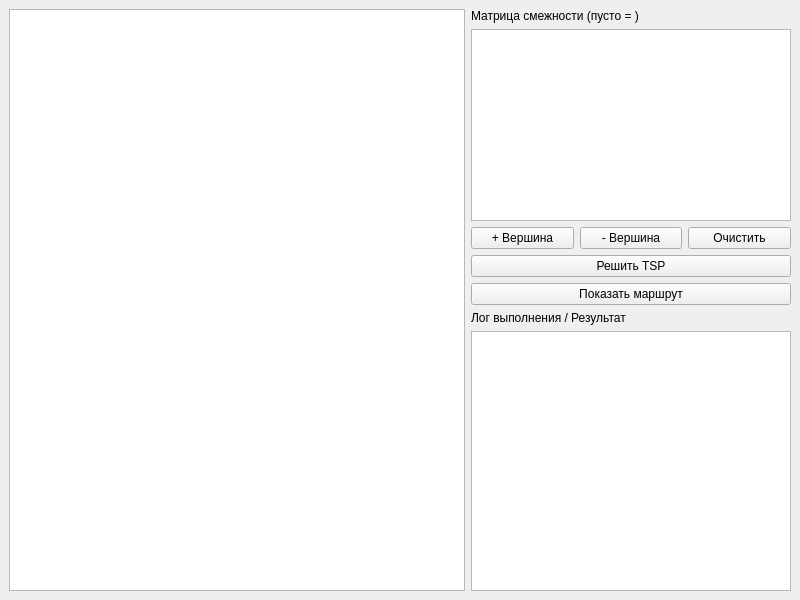
The window that TSPSolver/src/ui/mainwindow.ui (Vasilevvyacheslav/DataStructures-TSP) describes before a commit, drawn with Qt 5.
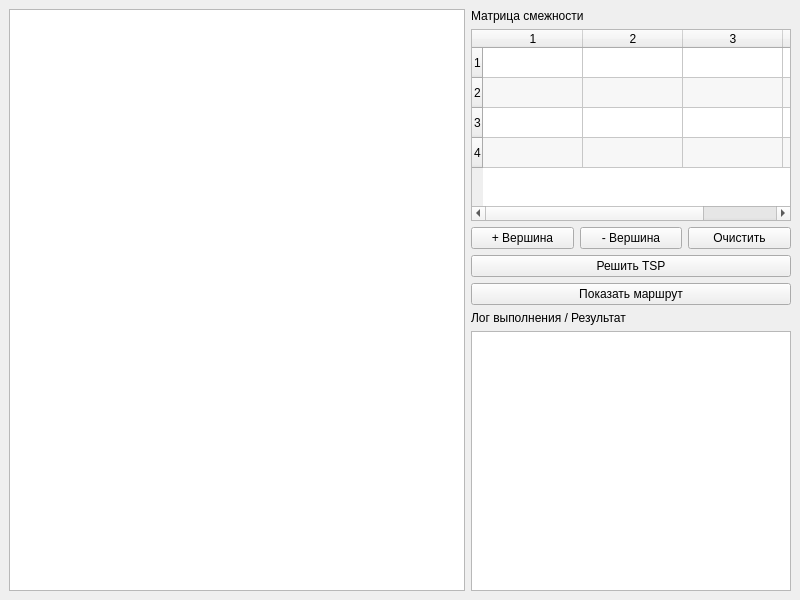
The same window after the commit.

Commit message: Небольшие изменения в интерфейсе

What changed in the file:
```diff
--- a/TSPSolver/src/ui/mainwindow.ui
+++ b/TSPSolver/src/ui/mainwindow.ui
@@ -25,7 +25,7 @@
         <item>
          <widget class="QLabel" name="label">
           <property name="text">
-           <string>Матрица смежности (пусто = )</string>
+           <string>Матрица смежности</string>
           </property>
          </widget>
         </item>
@@ -37,6 +37,23 @@
             <verstretch>0</verstretch>
            </sizepolicy>
           </property>
+          <property name="alternatingRowColors">
+           <bool>true</bool>
+          </property>
+          <property name="rowCount">
+           <number>4</number>
+          </property>
+          <property name="columnCount">
+           <number>4</number>
+          </property>
+          <row/>
+          <row/>
+          <row/>
+          <row/>
+          <column/>
+          <column/>
+          <column/>
+          <column/>
          </widget>
         </item>
         <item>
```
Left out of the diff: 15 changed lines with no effect on the pictures.
